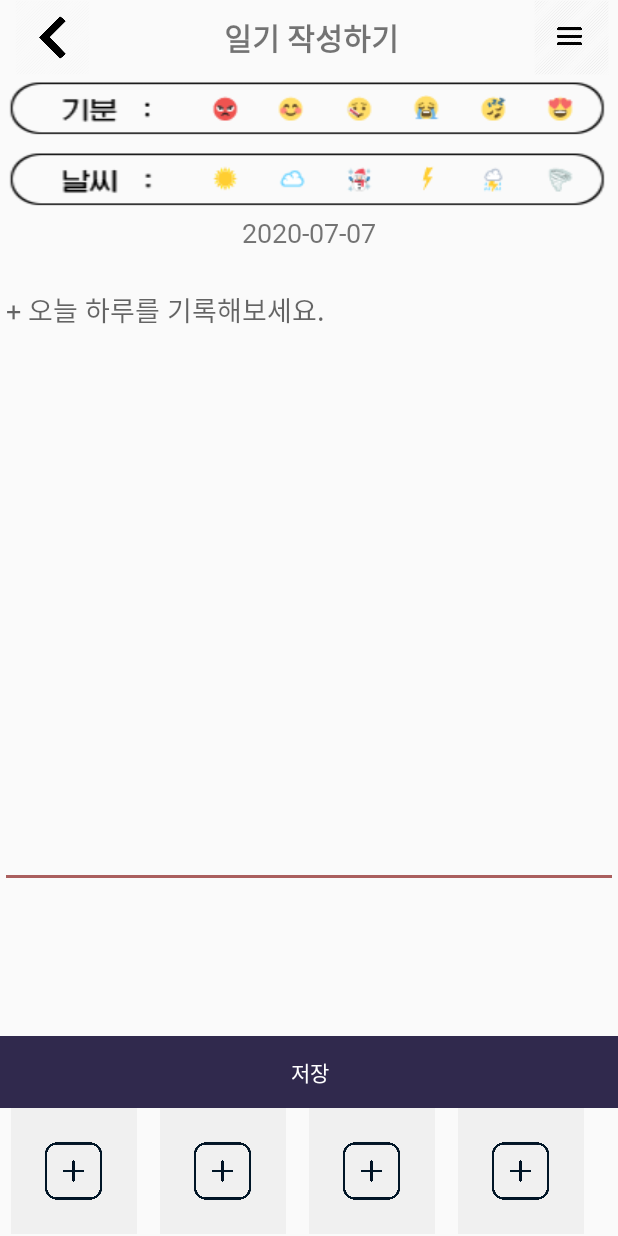
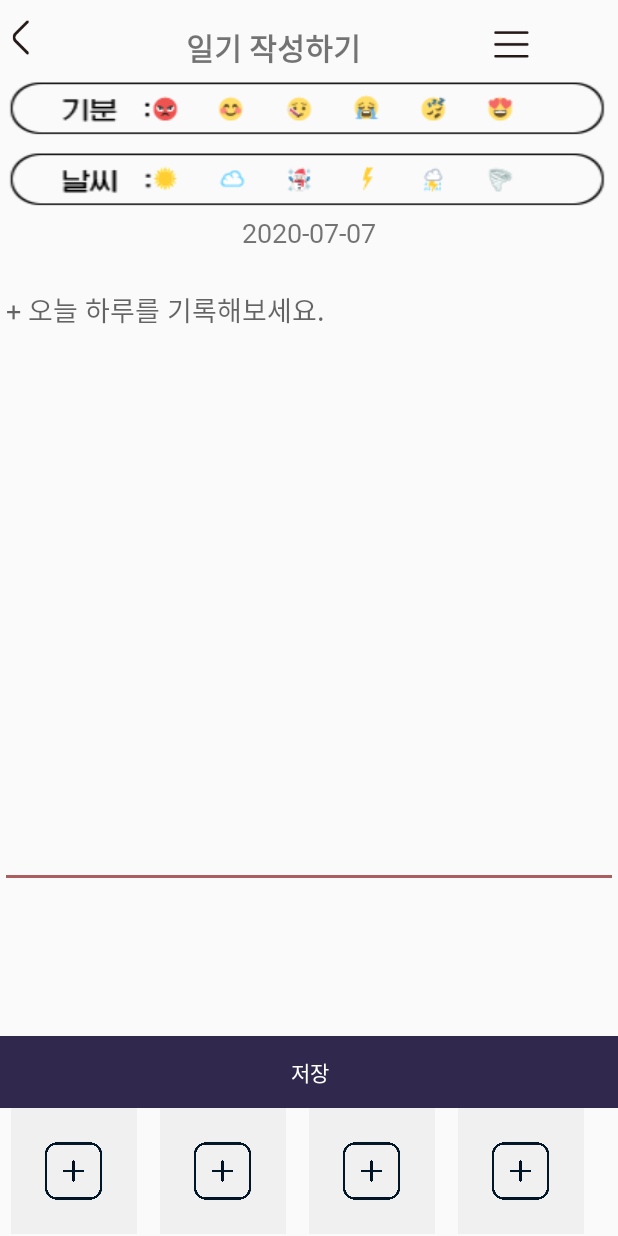
Before and after one commit to Wonchaeyeon/SonagiProject, an Android app: the writeform screen opened directly, with no data from a screen before it, on a phone screen of 412 x 824 dp. Run offline under Robolectric (Android 15) with nearby library versions, the phone set to English and light mode, and no system bars; pictures from the network do not load.

Commit message:
버튼수정, 위치 조정

```diff
--- a/app-remote/src/main/java/org/hugoandrade/calendarviewtest/CalendarViewWithNotesActivitySDK21.java
+++ b/app-remote/src/main/java/org/hugoandrade/calendarviewtest/CalendarViewWithNotesActivitySDK21.java
@@ -245,5 +245,4 @@ public class CalendarViewWithNotesActivitySDK21 extends AppCompatActivity {
                 event.getColor(),
                 event.isCompleted() ? Color.TRANSPARENT : Color.RED);
     }
-
 }
--- a/app-remote/src/main/res/layout/activity_calendar_view_with_notes_sdk_21.xml
+++ b/app-remote/src/main/res/layout/activity_calendar_view_with_notes_sdk_21.xml
@@ -44,15 +44,15 @@
 
     <android.support.design.widget.FloatingActionButton
         android:id="@+id/fab"
-        android:fontFamily="@font/gmarket"
         android:layout_width="wrap_content"
         android:layout_height="wrap_content"
         android:layout_gravity="bottom|end"
         android:layout_margin="@dimen/fab_margin"
+        android:backgroundTint="#30294d"
+        android:fontFamily="@font/gmarket"
         android:tint="#fff"
-        android:backgroundTint="#aa5f5e"
         app:elevation="0dp"
-        app:srcCompat="@android:drawable/ic_input_add"
+        app:srcCompat="@drawable/moon"
 
         />
 
--- a/app-remote/src/main/res/layout/activity_create_event.xml
+++ b/app-remote/src/main/res/layout/activity_create_event.xml
@@ -227,10 +227,10 @@
 
                 <Button
                     android:id="@+id/go"
-                    android:layout_width="314dp"
-                    android:layout_height="84dp"
+                    android:layout_width="300dp"
+                    android:layout_height="100dp"
                     android:layout_gravity="center_vertical|center_horizontal"
-                    android:layout_margin="310dp"
+                    android:layout_margin="270dp"
                     android:background="@drawable/ha"
                     android:fontFamily="@font/gmarket"
                     android:onClick="writeOnclick" />
--- a/app-remote/src/main/res/layout/activity_writeform.xml
+++ b/app-remote/src/main/res/layout/activity_writeform.xml
@@ -17,9 +17,11 @@
 
         <ImageButton
             android:id="@+id/backb"
-            android:layout_width="50dp"
-            android:layout_height="50dp"
-            android:layout_marginLeft="10dp"
+            android:layout_gravity="left"
+            android:layout_width="70dp"
+            android:layout_height="70dp"
+            android:layout_marginTop="-10dp"
+            android:layout_marginLeft="-20dp"
             android:adjustViewBounds="true"
             android:background="#00ffffff"
             android:scaleType="fitCenter"
@@ -29,7 +31,9 @@
             android:layout_width="wrap_content"
             android:layout_height="wrap_content"
             android:layout_gravity="center"
-            android:layout_marginTop="-40dp"
+            android:layout_marginTop="-43dp"
+            android:layout_marginRight="25dp"
+            android:fontFamily="@font/gmarket"
             android:gravity="center"
             android:text="일기 작성하기"
             android:textSize="20dp"
@@ -38,14 +42,14 @@
         <ImageButton
             android:id="@+id/tabbar"
             android:layout_width="50dp"
-            android:layout_height="50dp"
+            android:layout_height="70dp"
             android:layout_gravity="right"
-            android:layout_marginTop="-40dp"
-            android:layout_marginRight="10dp"
+            android:layout_marginTop="-52dp"
+            android:layout_marginRight="50dp"
             android:adjustViewBounds="true"
             android:background="@android:color/transparent"
             android:scaleType="centerCrop"
-            app:srcCompat="@drawable/tabbar" />
+            app:srcCompat="@drawable/list" />
 
     </LinearLayout>
 
@@ -73,13 +77,12 @@
                 android:orientation="horizontal">
 
 
-
                 <ImageButton
                     android:id="@+id/angry"
                     android:layout_width="wrap_content"
                     android:layout_height="wrap_content"
                     android:background="#00ffffff"
-                    android:paddingLeft="140dp"
+                    android:paddingLeft="100dp"
                     android:paddingTop="15dp"
                     app:srcCompat="@drawable/angry" />
                 <ImageButton
@@ -146,7 +149,7 @@
                     android:layout_width="wrap_content"
                     android:layout_height="wrap_content"
                     android:background="#00ffffff"
-                    android:paddingLeft="140dp"
+                    android:paddingLeft="100dp"
                     android:paddingTop="15dp"
                     app:srcCompat="@drawable/sunshine" />
 
--- a/app-remote/src/main/res/values/colors.xml
+++ b/app-remote/src/main/res/values/colors.xml
@@ -1,7 +1,7 @@
 <?xml version="1.0" encoding="utf-8"?>
 <resources>
     <color name="colorPrimary">#7f6e90</color>
-    <color name="colorPrimaryDark">#303F9F</color>
+    <color name="colorPrimaryDark">#7f6e90</color>
     <color name="colorAccent">#aa5f5e</color>
 
     <color name="background">#4f000000</color>
--- a/app-remote/src/main/res/values/strings.xml
+++ b/app-remote/src/main/res/values/strings.xml
@@ -1,5 +1,5 @@
 <resources>
-    <string name="app_name" translatable="false">CalendarView Test</string>
+    <string name="app_name" translatable="false">소나기</string>
     <string name="title_activity_simple_calendar_view" translatable="false">Simple CalendarView</string>
     <string name="title_activity_mini_calendar_view_popup" translatable="false">CalendarView Popup</string>
     <string name="today">today</string>
```
Also changed, not shown: app-remote/src/main/res/layout/pager_calendar_day.xml (+8 -4 lines), app-remote/src/main/res/drawable-xxhdpi/moon.png (added), app-remote/src/main/res/drawable/backb.png, app-remote/src/main/res/drawable/list.png (added).
